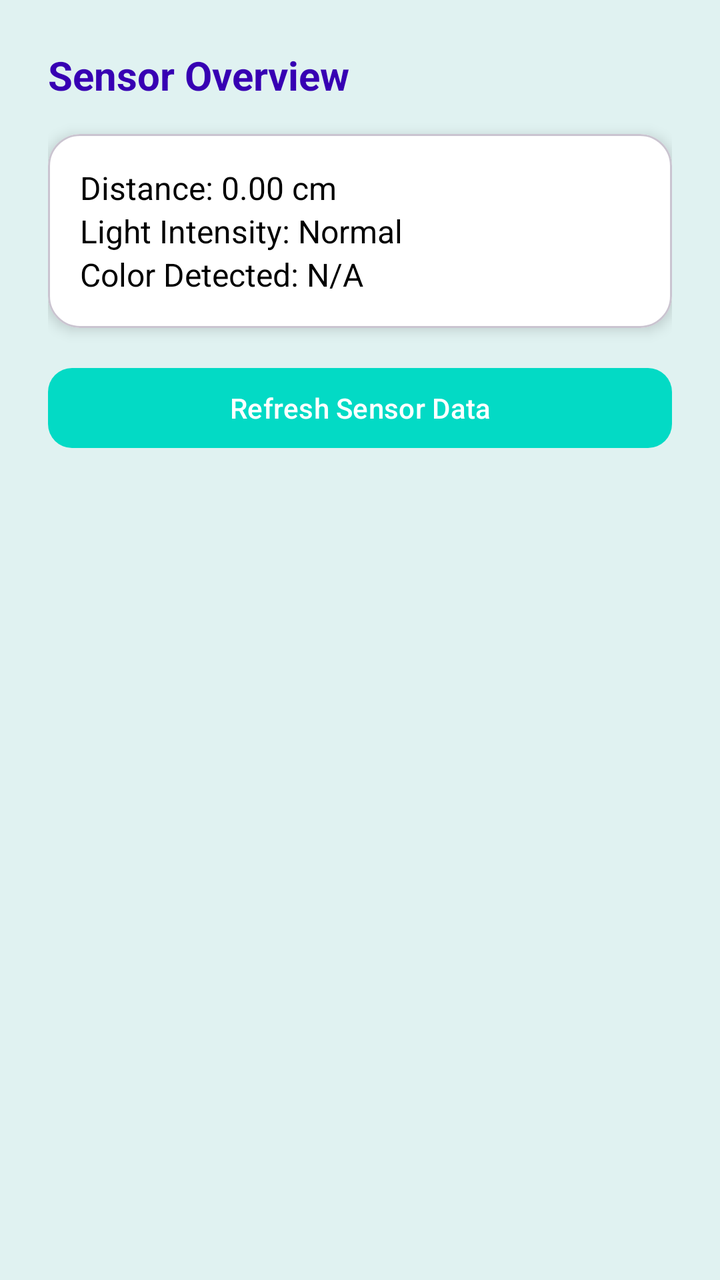
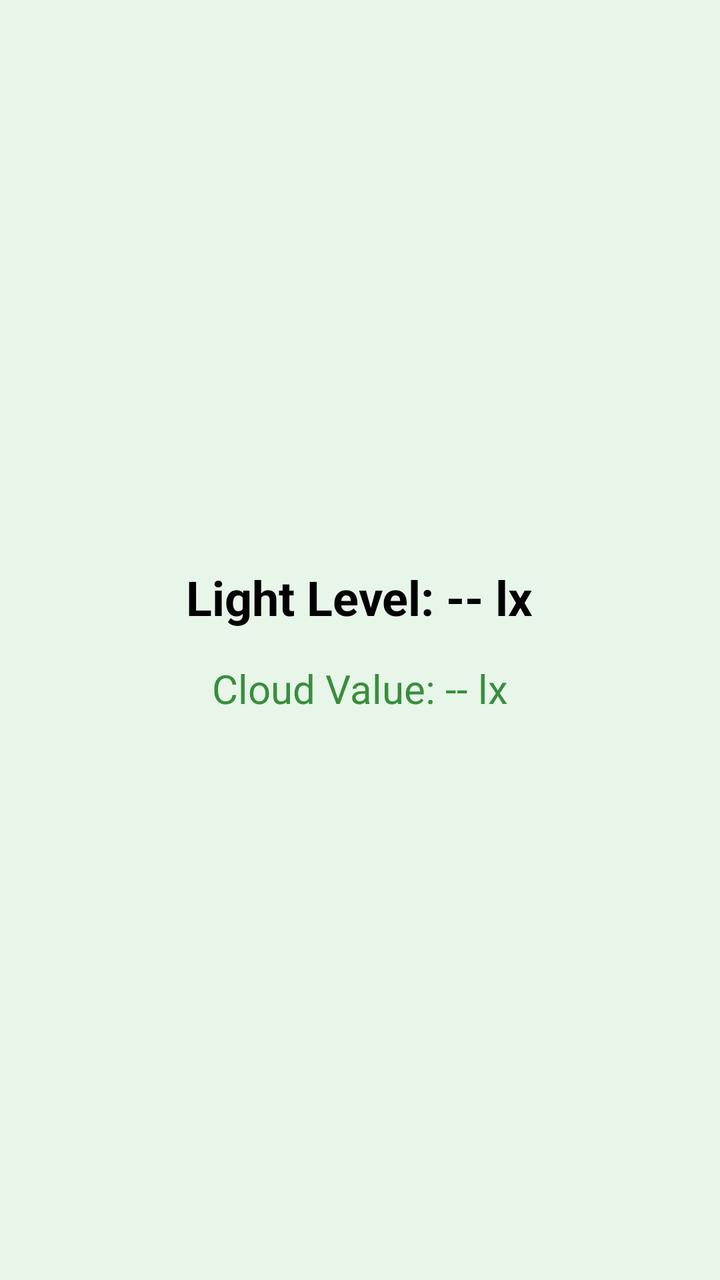

Before-and-after screenshots of an Android layout around one commit, followed by the original layout XML and the change that was made.
<!-- AndroidManifest.xml: application theme Theme.SmartAssistiveSystem -->
<!-- res/layout/fragment_sensors.xml -->
<?xml version="1.0" encoding="utf-8"?>
<ScrollView xmlns:android="http://schemas.android.com/apk/res/android"
    xmlns:app="http://schemas.android.com/apk/res-auto"
    android:layout_width="match_parent"
    android:layout_height="match_parent"
    android:background="@color/teal_50">

    <LinearLayout
        android:orientation="vertical"
        android:padding="24dp"
        android:layout_width="match_parent"
        android:layout_height="wrap_content">

        <TextView
            android:layout_width="wrap_content"
            android:layout_height="wrap_content"
            android:text="Sensor Overview"
            android:textColor="@color/purple_700"
            android:textStyle="bold"
            android:textSize="20sp"
            android:layout_marginBottom="16dp"/>

        <com.google.android.material.card.MaterialCardView
            android:layout_width="match_parent"
            android:layout_height="wrap_content"
            android:layout_marginBottom="16dp"
            app:cardCornerRadius="16dp"
            app:cardElevation="4dp"
            app:cardBackgroundColor="@android:color/white">

            <LinearLayout
                android:orientation="vertical"
                android:padding="16dp"
                android:layout_width="match_parent"
                android:layout_height="wrap_content">

                <TextView
                    android:id="@+id/tv_distance"
                    android:layout_width="match_parent"
                    android:layout_height="wrap_content"
                    android:text="Distance: 0.00 cm"
                    android:textSize="16sp"
                    android:textColor="@android:color/black" />

                <TextView
                    android:id="@+id/tv_light"
                    android:layout_width="match_parent"
                    android:layout_height="wrap_content"
                    android:text="Light Intensity: Normal"
                    android:textSize="16sp"
                    android:textColor="@android:color/black" />

                <TextView
                    android:id="@+id/tv_color"
                    android:layout_width="match_parent"
                    android:layout_height="wrap_content"
                    android:text="Color Detected: N/A"
                    android:textSize="16sp"
                    android:textColor="@android:color/black" />

            </LinearLayout>
        </com.google.android.material.card.MaterialCardView>

        <com.google.android.material.button.MaterialButton
            android:id="@+id/btn_refresh"
            android:layout_width="match_parent"
            android:layout_height="wrap_content"
            android:text="Refresh Sensor Data"
            app:backgroundTint="@color/teal_200"
            app:cornerRadius="12dp" />
    </LinearLayout>
</ScrollView>
<!-- resources referenced by this layout -->
<resources>
  <color name="purple_700">#3700B3</color>
  <color name="teal_200">#03DAC5</color>
  <color name="teal_50">#E0F2F1</color>
  <style name="Theme.SmartAssistiveSystem" parent="Theme.Material3.DayNight.NoActionBar">
          
          <item name="windowActionBar">false</item>
          <item name="windowNoTitle">true</item>
  
          
          <item name="colorPrimary">@color/purple_500</item>
          <item name="colorPrimaryVariant">@color/purple_700</item>
          <item name="colorOnPrimary">@color/white</item>
  
          
          <item name="colorSecondary">@color/teal_200</item>
          <item name="colorOnSecondary">@color/black</item>
  
          
          <item name="android:statusBarColor">?attr/colorPrimaryVariant</item>
  
          
          <item name="actionMenuTextAppearance">@style/ActionMenuTextStyle</item>
      </style>
  <color name="purple_500">#6200EE</color>
  <color name="white">#FFFFFF</color>
  <color name="black">#000000</color>
  <style name="ActionMenuTextStyle" parent="@android:style/TextAppearance.Widget.IconMenu.Item">
          <item name="android:textSize">14sp</item>
          <item name="android:textColor">#FFFFFF</item>
          <item name="android:textAllCaps">false</item>
      </style>
</resources>

<!-- the commit's change to res/layout/fragment_sensors.xml (unified diff, before → after) -->
@@ -1,72 +1,27 @@
-<?xml version="1.0" encoding="utf-8"?>
-<ScrollView xmlns:android="http://schemas.android.com/apk/res/android"
-    xmlns:app="http://schemas.android.com/apk/res-auto"
+<LinearLayout xmlns:android="http://schemas.android.com/apk/res/android"
     android:layout_width="match_parent"
     android:layout_height="match_parent"
-    android:background="@color/teal_50">
+    android:orientation="vertical"
+    android:gravity="center"
+    android:padding="24dp"
+    android:background="#E8F5E9">
 
-    <LinearLayout
-        android:orientation="vertical"
-        android:padding="24dp"
-        android:layout_width="match_parent"
-        android:layout_height="wrap_content">
+    <TextView
+        android:id="@+id/txtLightValue"
+        android:layout_width="wrap_content"
+        android:layout_height="wrap_content"
+        android:text="Light Level: -- lx"
+        android:textSize="24sp"
+        android:textColor="@android:color/black"
+        android:textStyle="bold" />
 
-        <TextView
-            android:layout_width="wrap_content"
-            android:layout_height="wrap_content"
-            android:text="Sensor Overview"
-            android:textColor="@color/purple_700"
-            android:textStyle="bold"
-            android:textSize="20sp"
-            android:layout_marginBottom="16dp"/>
+    <TextView
+        android:id="@+id/txtFromFirebase"
+        android:layout_width="wrap_content"
+        android:layout_height="wrap_content"
+        android:text="Cloud Value: -- lx"
+        android:textSize="20sp"
+        android:textColor="#388E3C"
+        android:layout_marginTop="16dp"/>
 
-        <com.google.android.material.card.MaterialCardView
-            android:layout_width="match_parent"
-            android:layout_height="wrap_content"
-            android:layout_marginBottom="16dp"
-            app:cardCornerRadius="16dp"
-            app:cardElevation="4dp"
-            app:cardBackgroundColor="@android:color/white">
-
-            <LinearLayout
-                android:orientation="vertical"
-                android:padding="16dp"
-                android:layout_width="match_parent"
-                android:layout_height="wrap_content">
-
-                <TextView
-                    android:id="@+id/tv_distance"
-                    android:layout_width="match_parent"
-                    android:layout_height="wrap_content"
-                    android:text="Distance: 0.00 cm"
-                    android:textSize="16sp"
-                    android:textColor="@android:color/black" />
-
-                <TextView
-                    android:id="@+id/tv_light"
-                    android:layout_width="match_parent"
-                    android:layout_height="wrap_content"
-                    android:text="Light Intensity: Normal"
-                    android:textSize="16sp"
-                    android:textColor="@android:color/black" />
-
-                <TextView
-                    android:id="@+id/tv_color"
-                    android:layout_width="match_parent"
-                    android:layout_height="wrap_content"
-                    android:text="Color Detected: N/A"
-                    android:textSize="16sp"
-                    android:textColor="@android:color/black" />
-
-            </LinearLayout>
-        </com.google.android.material.card.MaterialCardView>
-
-        <com.google.android.material.button.MaterialButton
-            android:id="@+id/btn_refresh"
-            android:layout_width="match_parent"
-            android:layout_height="wrap_content"
-            android:text="Refresh Sensor Data"
-            app:backgroundTint="@color/teal_200"
-            app:cornerRadius="12dp" />
-    </LinearLayout>
-</ScrollView>
+</LinearLayout>
<!-- resource entries referenced after the edit -->
@@ -2,7 +2,6 @@
 <resources>
   <color name="purple_700">#3700B3</color>
   <color name="teal_200">#03DAC5</color>
-  <color name="teal_50">#E0F2F1</color>
   <style name="Theme.SmartAssistiveSystem" parent="Theme.Material3.DayNight.NoActionBar">
           
           <item name="windowActionBar">false</item>
